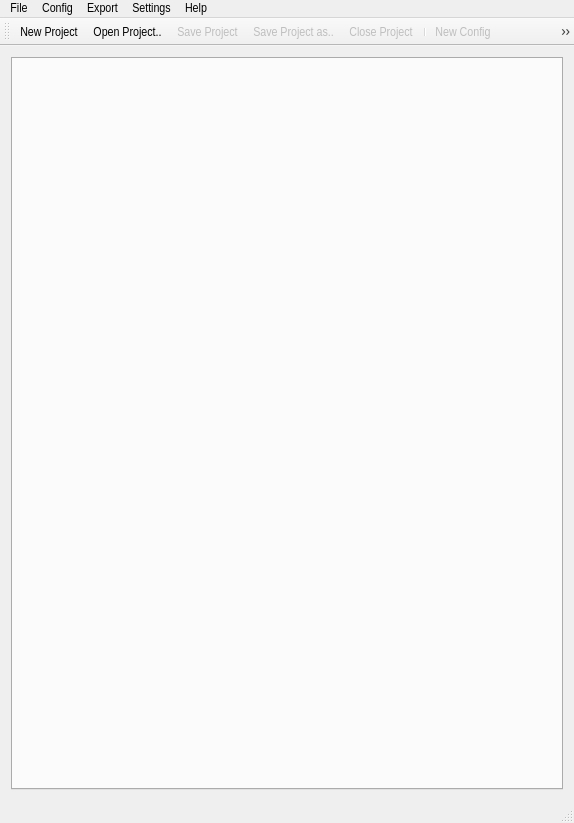
Eltee/cdegs-aid, file ui/cdegs_main.ui: the form before one commit.
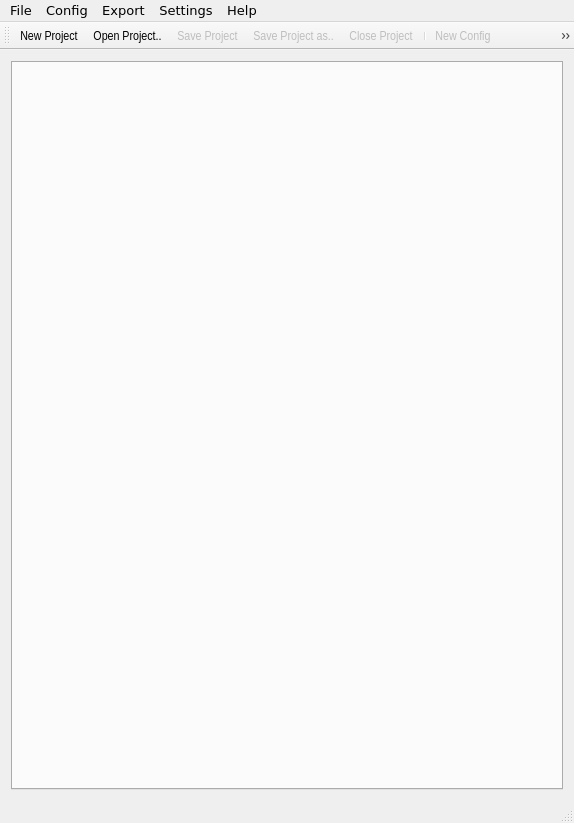
The form after the commit. Icons and pictures are not drawn.

Commit message:
ui is all messed up (font-related)
multi cond works

hoorj

Diff of the .ui file:
```diff
--- a/ui/cdegs_main.ui
+++ b/ui/cdegs_main.ui
@@ -85,6 +85,12 @@
         <height>400</height>
        </size>
       </property>
+      <property name="font">
+       <font>
+        <family>Verdana</family>
+        <pointsize>10</pointsize>
+       </font>
+      </property>
       <property name="tabShape">
        <enum>QTabWidget::Rounded</enum>
       </property>
@@ -142,10 +148,21 @@
      <x>0</x>
      <y>0</y>
      <width>574</width>
-     <height>18</height>
+     <height>21</height>
     </rect>
    </property>
+   <property name="font">
+    <font>
+     <family>Verdana</family>
+     <pointsize>10</pointsize>
+    </font>
+   </property>
    <widget class="QMenu" name="menuFile">
+    <property name="font">
+     <font>
+      <family>Fixedsys</family>
+     </font>
+    </property>
     <property name="title">
      <string>File</string>
     </property>
@@ -158,6 +175,11 @@
     <addaction name="actionQuit"/>
    </widget>
    <widget class="QMenu" name="menuConfig">
+    <property name="font">
+     <font>
+      <family>Fixedsys</family>
+     </font>
+    </property>
     <property name="title">
      <string>Config</string>
     </property>
@@ -170,6 +192,11 @@
     <addaction name="actionClose_Config"/>
    </widget>
    <widget class="QMenu" name="menuExport">
+    <property name="font">
+     <font>
+      <family>Fixedsys</family>
+     </font>
+    </property>
     <property name="title">
      <string>Export</string>
     </property>
@@ -177,12 +204,22 @@
     <addaction name="actionExport_Config_as"/>
    </widget>
    <widget class="QMenu" name="menuHelp">
+    <property name="font">
+     <font>
+      <family>Fixedsys</family>
+     </font>
+    </property>
     <property name="title">
      <string>Help</string>
     </property>
     <addaction name="actionAbout"/>
    </widget>
    <widget class="QMenu" name="menuSettings">
+    <property name="font">
+     <font>
+      <family>Fixedsys</family>
+     </font>
+    </property>
     <property name="title">
      <string>Settings</string>
     </property>
```
The commit also changes 10 other files.
